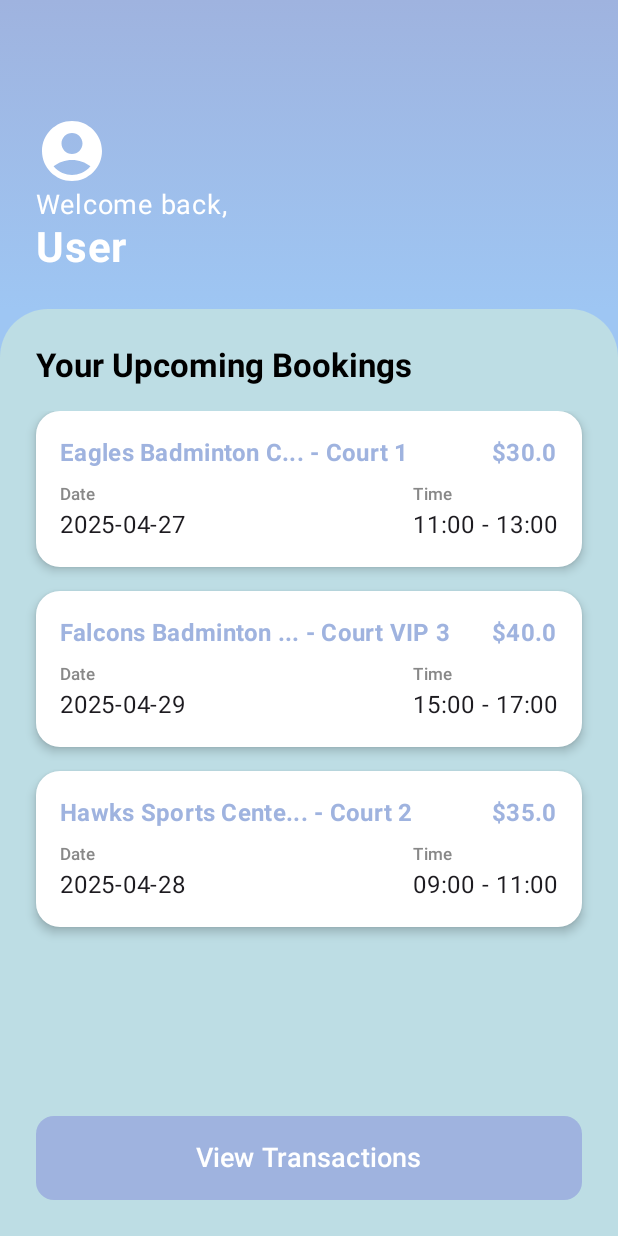
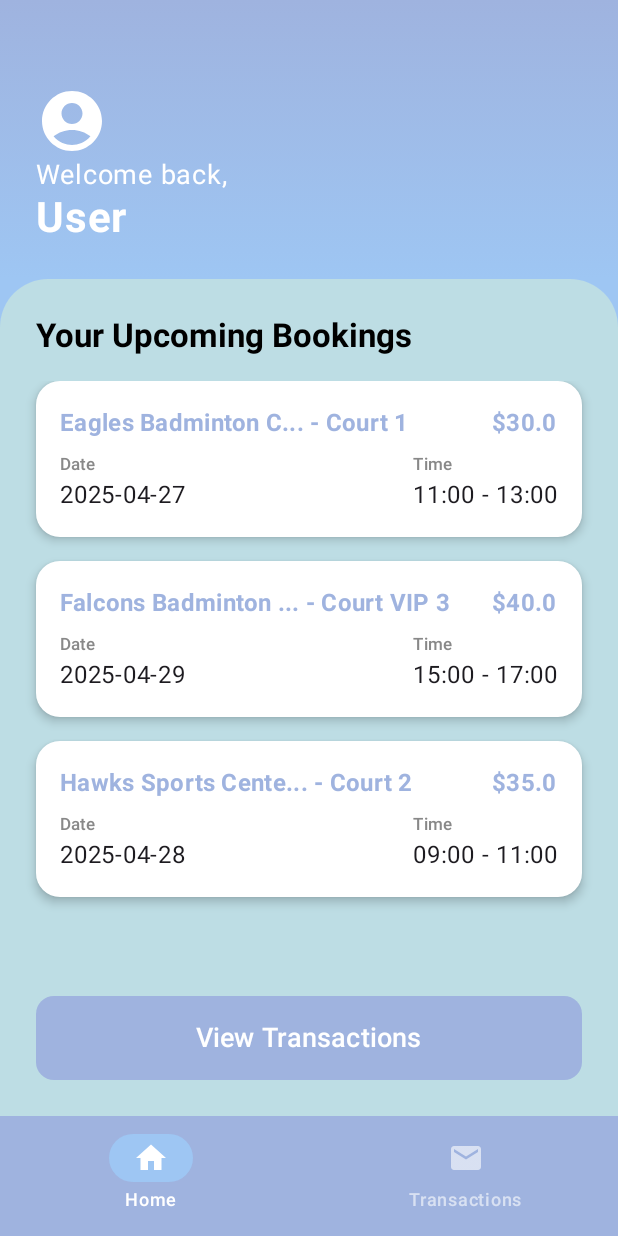
Before and after one commit to Logiqode/ProyekMobileFrontEnd, an Android app built with Jetpack Compose: the screen it shows after launch (MainActivity), on a phone screen of 412 x 824 dp. Run offline under Robolectric (Android 15) with nearby library versions, the phone set to English and light mode, and no system bars.

Commit message:
BottomNavbar

```diff
--- a/app/src/main/java/com/example/bookminton/MainActivity.kt
+++ b/app/src/main/java/com/example/bookminton/MainActivity.kt
@@ -4,10 +4,15 @@ import android.os.Bundle
 import androidx.activity.ComponentActivity
 import androidx.activity.compose.setContent
 import androidx.compose.foundation.layout.fillMaxSize
+import androidx.compose.foundation.layout.padding
 import androidx.compose.material3.MaterialTheme
 import androidx.compose.material3.Surface
+import androidx.compose.runtime.Composable
 import androidx.compose.ui.Modifier
 import androidx.navigation.compose.rememberNavController
+import com.example.bookminton.navigation.BadmintonApp
+import com.example.bookminton.navigation.BottomNavigationBar
+import androidx.navigation.NavHostController
 
 class MainActivity : ComponentActivity() {
     override fun onCreate(savedInstanceState: Bundle?) {
@@ -16,9 +21,22 @@ class MainActivity : ComponentActivity() {
             MaterialTheme {
                 Surface(modifier = Modifier.fillMaxSize()) {
                     val navController = rememberNavController()
-                    BadmintonApp(navController)
+                    ScaffoldWithBottomNav(navController)
                 }
             }
         }
     }
 }
+
+@Composable
+fun ScaffoldWithBottomNav(navController: NavHostController) {
+    androidx.compose.material3.Scaffold(
+        bottomBar = { BottomNavigationBar(navController) }
+    ) { padding ->
+        BadmintonApp(
+            navController = navController,
+            modifier = Modifier.padding(padding)
+
+        )
+    }
+}
--- a/app/src/main/java/com/example/bookminton/Navigation.kt
+++ /dev/null
@@ -1,15 +0,0 @@
-package com.example.bookminton
-
-import androidx.compose.runtime.Composable
-import androidx.navigation.NavHostController
-import androidx.navigation.compose.NavHost
-import androidx.navigation.compose.composable
-import androidx.navigation.compose.rememberNavController
-
-@Composable
-fun BadmintonApp(navController: NavHostController = rememberNavController()) {
-    NavHost(navController = navController, startDestination = "home") {
-        composable("home") { HomeScreen(navController) }
-        composable("transactions") { TransactionsScreen(navController) }
-    }
-}
--- a/app/src/main/java/com/example/bookminton/DataModels.kt
+++ b/app/src/main/java/com/example/bookminton/dataModel/DataModels.kt
@@ -1,4 +1,4 @@
-package com.example.bookminton
+package com.example.bookminton.dataModel
 
 import java.time.LocalDate
 import java.time.LocalTime
--- /dev/null
+++ b/app/src/main/java/com/example/bookminton/navigation/BottomNavigationBar.kt
@@ -0,0 +1,65 @@
+package com.example.bookminton.navigation
+
+import androidx.compose.material.icons.Icons
+import androidx.compose.material.icons.filled.Email
+import androidx.compose.material.icons.filled.Home
+import androidx.compose.material3.Icon
+import androidx.compose.material3.NavigationBar
+import androidx.compose.material3.NavigationBarItem
+import androidx.compose.material3.NavigationBarItemDefaults
+import androidx.compose.material3.Text
+import androidx.compose.runtime.Composable
+import androidx.compose.ui.res.stringResource
+import androidx.navigation.NavController
+import androidx.navigation.compose.currentBackStackEntryAsState
+import com.example.bookminton.ui.theme.*
+import androidx.compose.ui.graphics.Color
+
+
+@Composable
+fun BottomNavigationBar(navController: NavController) {
+    val items = listOf(
+        Screen.Home,
+        Screen.Transactions
+    )
+
+    NavigationBar(
+        containerColor = LightBlue // Using your color scheme
+    ) {
+        val navBackStackEntry = navController.currentBackStackEntryAsState()
+        val currentRoute = navBackStackEntry.value?.destination?.route
+
+        items.forEach { screen ->
+            NavigationBarItem(
+                icon = {
+                    when (screen) {
+                        is Screen.Home -> Icon(
+                            Icons.Default.Home,
+                            contentDescription = "Home"
+                        )
+                        is Screen.Transactions -> Icon(
+                            Icons.Default.Email,
+                            contentDescription = "Transactions"
+                        )
+                    }
+                },
+                label = { Text(screen.route.capitalize()) },
+                selected = currentRoute == screen.route,
+                onClick = {
+                    navController.navigate(screen.route) {
+                        // Avoid multiple copies of the same destination
+                        popUpTo(navController.graph.startDestinationId)
+                        launchSingleTop = true
+                    }
+                },
+                colors = NavigationBarItemDefaults.colors(
+                    selectedIconColor = Color.White,
+                    selectedTextColor = Color.White,
+                    unselectedIconColor = Color.White.copy(alpha = 0.6f),
+                    unselectedTextColor = Color.White.copy(alpha = 0.6f),
+                    indicatorColor = SkyBlue // Using your color scheme
+                )
+            )
+        }
+    }
+}
--- /dev/null
+++ b/app/src/main/java/com/example/bookminton/navigation/Navigation.kt
@@ -0,0 +1,34 @@
+package com.example.bookminton.navigation
+
+import androidx.compose.runtime.Composable
+import androidx.compose.ui.Modifier
+import androidx.navigation.NavHostController
+import androidx.navigation.compose.NavHost
+import androidx.navigation.compose.composable
+import androidx.navigation.compose.rememberNavController
+import com.example.bookminton.pages.HomeScreen
+import com.example.bookminton.pages.TransactionsScreen
+
+sealed class Screen(val route: String) {
+    object Home : Screen("home")
+    object Transactions : Screen("transactions")
+}
+
+@Composable
+fun BadmintonApp(
+    navController: NavHostController = rememberNavController(),
+    modifier: Modifier = Modifier
+) {
+    NavHost(
+        navController = navController,
+        startDestination = Screen.Home.route,
+        modifier = modifier
+    ) {
+        composable(Screen.Home.route) {
+            HomeScreen(navController)
+        }
+        composable(Screen.Transactions.route) {
+            TransactionsScreen(navController)
+        }
+    }
+}
--- a/app/src/main/java/com/example/bookminton/HomeScreen.kt
+++ b/app/src/main/java/com/example/bookminton/pages/HomeScreen.kt
@@ -1,4 +1,4 @@
-package com.example.bookminton
+package com.example.bookminton.pages
 
 import androidx.compose.foundation.background
 import androidx.compose.foundation.layout.*
@@ -20,6 +20,8 @@ import androidx.navigation.NavHostController
 import com.example.bookminton.ui.theme.*
 import androidx.compose.ui.graphics.Color
 import androidx.compose.ui.text.style.TextOverflow
+import com.example.bookminton.dataModel.Booking
+import com.example.bookminton.sampleData.SampleData
 
 @Composable
 fun HomeScreen(navController: NavHostController) {
--- a/app/src/main/java/com/example/bookminton/TransactionsScreen.kt
+++ b/app/src/main/java/com/example/bookminton/pages/TransactionsScreen.kt
@@ -1,4 +1,4 @@
-package com.example.bookminton
+package com.example.bookminton.pages
 
 import androidx.compose.foundation.background
 import androidx.compose.foundation.layout.*
@@ -16,6 +16,8 @@ import androidx.compose.ui.unit.dp
 import androidx.navigation.NavHostController
 import com.example.bookminton.ui.theme.*
 import androidx.compose.ui.Alignment
+import com.example.bookminton.dataModel.Transaction
+import com.example.bookminton.sampleData.SampleData
 
 @OptIn(ExperimentalMaterial3Api::class)
 @Composable
--- a/app/src/main/java/com/example/bookminton/SampleData.kt
+++ b/app/src/main/java/com/example/bookminton/sampleData/SampleData.kt
@@ -1,5 +1,7 @@
-package com.example.bookminton
+package com.example.bookminton.sampleData
 
+import com.example.bookminton.dataModel.Booking
+import com.example.bookminton.dataModel.Transaction
 import java.time.LocalDate
 import java.time.LocalTime
 
```
